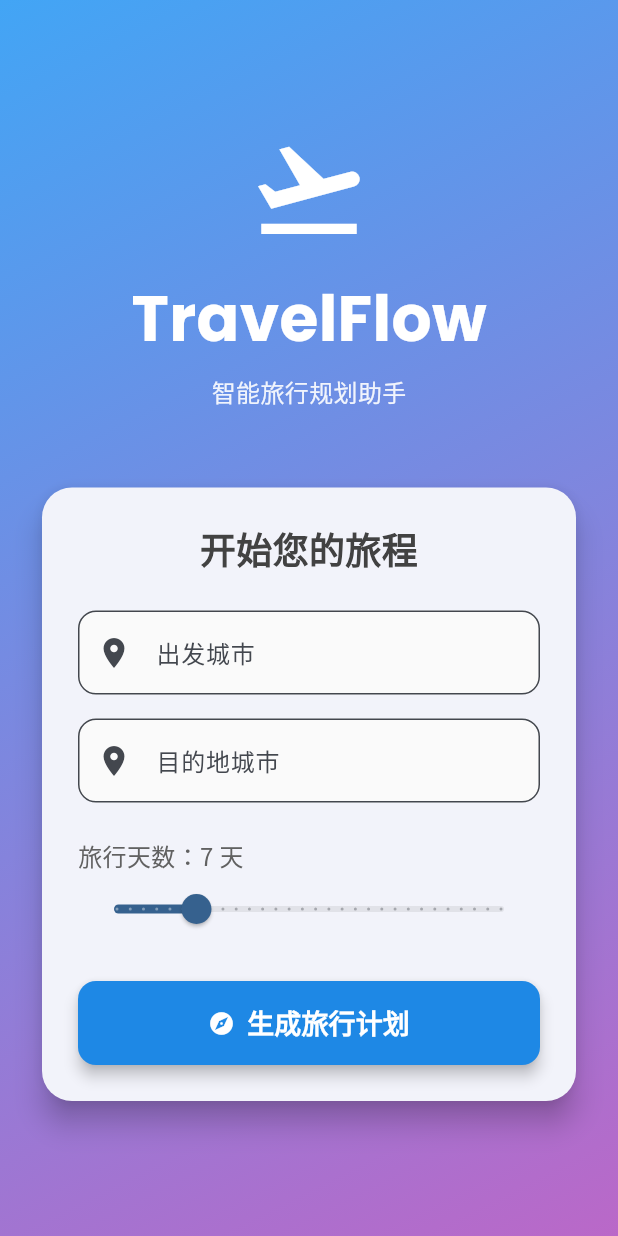
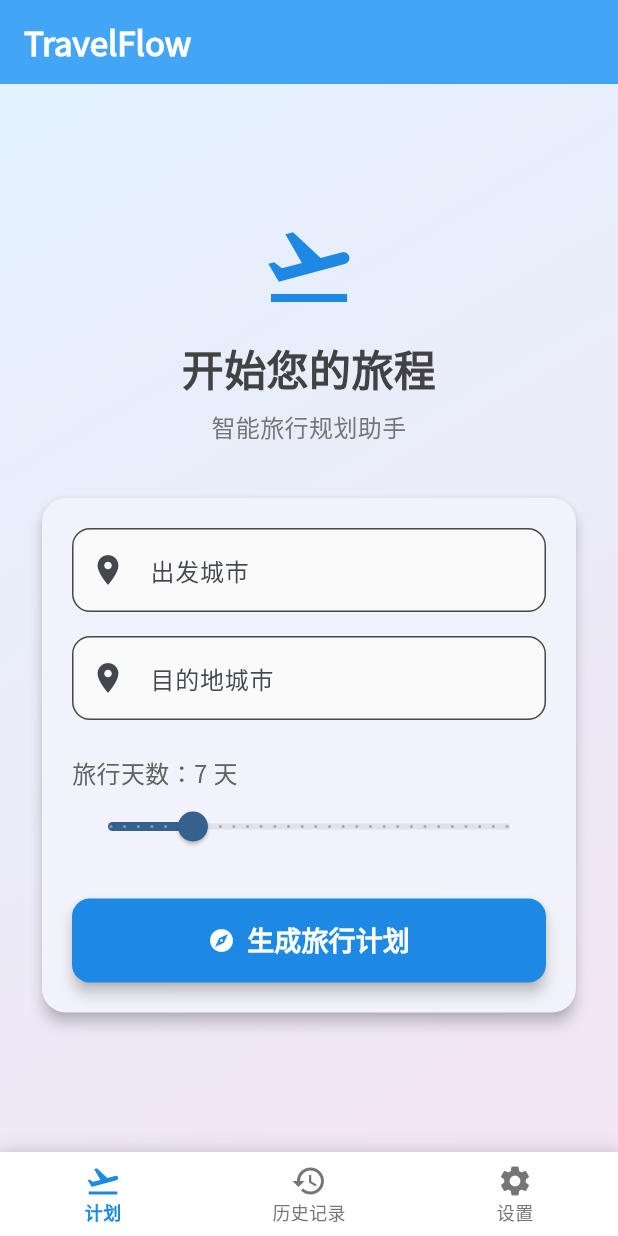
Before and after one commit to orvice/travelflow, a Flutter app: the screen it shows after launch, on a phone screen of 412 x 824 dp. Run offline on Flutter 3.47's test engine with Material 3 defaults, Android fonts, the light colour scheme and no system bars; our stand-ins replace google_fonts.

Commit message:
重构主屏幕，添加历史记录和设置屏幕，更新主页和导航逻辑

```diff
--- a/lib/main.dart
+++ b/lib/main.dart
@@ -1,6 +1,6 @@
 import 'package:flutter/material.dart';
 import 'package:google_fonts/google_fonts.dart';
-import 'screens/home_screen.dart';
+import 'screens/main_screen.dart';
 
 void main() {
   runApp(const TravelFlowApp());
@@ -22,7 +22,7 @@
         useMaterial3: true,
         textTheme: GoogleFonts.notoSansScTextTheme(),
       ),
-      home: const HomeScreen(),
+      home: const MainScreen(),
     );
   }
 }
--- a/lib/screens/home_screen.dart
+++ b/lib/screens/home_screen.dart
@@ -57,10 +57,7 @@ class _HomeScreenState extends State<HomeScreen> {
           });
 
           ScaffoldMessenger.of(context).showSnackBar(
-            SnackBar(
-              content: Text('Error: $e'),
-              backgroundColor: Colors.red,
-            ),
+            SnackBar(content: Text('Error: $e'), backgroundColor: Colors.red),
           );
         }
       }
@@ -70,18 +67,22 @@ class _HomeScreenState extends State<HomeScreen> {
   @override
   Widget build(BuildContext context) {
     return Scaffold(
+      appBar: AppBar(
+        title: Text(
+          'TravelFlow',
+          style: GoogleFonts.notoSansSc(fontWeight: FontWeight.w600),
+        ),
+        backgroundColor: Colors.blue.shade400,
+        foregroundColor: Colors.white,
+      ),
       body: Container(
         decoration: BoxDecoration(
           gradient: LinearGradient(
             begin: Alignment.topLeft,
             end: Alignment.bottomRight,
-            colors: [
-              Colors.blue.shade400,
-              Colors.purple.shade300,
-            ],
+            colors: [Colors.blue.shade50, Colors.purple.shade50],
           ),
         ),
-        child: SafeArea(
         child: Center(
           child: SingleChildScrollView(
             padding: const EdgeInsets.all(24.0),
@@ -91,52 +92,43 @@ class _HomeScreenState extends State<HomeScreen> {
                 // App Title
                 Icon(
                   Icons.flight_takeoff,
-                    size: 80,
-                    color: Colors.white,
+                  size: 64,
+                  color: Colors.blue.shade600,
                 ),
                 const SizedBox(height: 16),
                 Text(
-                    'TravelFlow',
-                    style: GoogleFonts.poppins(
-                      fontSize: 42,
+                  '开始您的旅程',
+                  style: GoogleFonts.notoSansSc(
+                    fontSize: 28,
                     fontWeight: FontWeight.bold,
-                      color: Colors.white,
+                    color: Colors.grey.shade800,
                   ),
+                  textAlign: TextAlign.center,
                 ),
                 const SizedBox(height: 8),
                 Text(
                   '智能旅行规划助手',
                   style: GoogleFonts.notoSansSc(
                     fontSize: 16,
-                      color: Colors.white.withOpacity(0.9),
+                    color: Colors.grey.shade600,
                   ),
+                  textAlign: TextAlign.center,
                 ),
-                  const SizedBox(height: 48),
+                const SizedBox(height: 32),
 
                 // Form Card
                 Card(
-                    elevation: 8,
+                  elevation: 4,
                   shape: RoundedRectangleBorder(
-                      borderRadius: BorderRadius.circular(20),
+                    borderRadius: BorderRadius.circular(16),
                   ),
                   child: Padding(
-                      padding: const EdgeInsets.all(24.0),
+                    padding: const EdgeInsets.all(20.0),
                     child: Form(
                       key: _formKey,
                       child: Column(
                         crossAxisAlignment: CrossAxisAlignment.stretch,
                         children: [
-                            Text(
-                              '开始您的旅程',
-                              style: GoogleFonts.notoSansSc(
-                                fontSize: 24,
-                                fontWeight: FontWeight.bold,
-                                color: Colors.grey.shade800,
-                              ),
-                              textAlign: TextAlign.center,
-                            ),
-                            const SizedBox(height: 24),
-
                           // Departure City
                           TextFormField(
                             controller: _departureCityController,
@@ -208,7 +200,8 @@ class _HomeScreenState extends State<HomeScreen> {
                           SizedBox(
                             height: 56,
                             child: ElevatedButton(
-                                onPressed: _isLoading ? null : _generateTravelPlan,
+                              onPressed:
+                                  _isLoading ? null : _generateTravelPlan,
                               style: ElevatedButton.styleFrom(
                                 backgroundColor: Colors.blue.shade600,
                                 foregroundColor: Colors.white,
@@ -217,7 +210,8 @@ class _HomeScreenState extends State<HomeScreen> {
                                 ),
                                 elevation: 4,
                               ),
-                                child: _isLoading
+                              child:
+                                  _isLoading
                                       ? const SizedBox(
                                         height: 24,
                                         width: 24,
@@ -227,7 +221,8 @@ class _HomeScreenState extends State<HomeScreen> {
                                         ),
                                       )
                                       : Row(
-                                        mainAxisAlignment: MainAxisAlignment.center,
+                                        mainAxisAlignment:
+                                            MainAxisAlignment.center,
                                         children: [
                                           const Icon(Icons.explore),
                                           const SizedBox(width: 8),
@@ -252,7 +247,6 @@ class _HomeScreenState extends State<HomeScreen> {
           ),
         ),
       ),
-      ),
     );
   }
 }
--- /dev/null
+++ b/lib/screens/main_screen.dart
@@ -0,0 +1,89 @@
+import 'package:flutter/material.dart';
+import 'package:google_fonts/google_fonts.dart';
+import 'home_screen.dart';
+import 'history_screen.dart';
+import 'settings_screen.dart';
+
+class MainScreen extends StatefulWidget {
+  const MainScreen({super.key});
+
+  @override
+  State<MainScreen> createState() => _MainScreenState();
+}
+
+class _MainScreenState extends State<MainScreen> {
+  int _currentIndex = 0;
+
+  final List<Widget> _screens = [
+    const HomeScreen(),
+    const HistoryScreen(),
+    const SettingsScreen(),
+  ];
+
+  @override
+  Widget build(BuildContext context) {
+    return Scaffold(
+      body: _screens[_currentIndex],
+      bottomNavigationBar: Container(
+        decoration: BoxDecoration(
+          boxShadow: [
+            BoxShadow(
+              color: Colors.black.withValues(alpha: 0.1),
+              blurRadius: 10,
+              offset: const Offset(0, -2),
+            ),
+          ],
+        ),
+        child: BottomNavigationBar(
+          currentIndex: _currentIndex,
+          onTap: (index) {
+            setState(() {
+              _currentIndex = index;
+            });
+          },
+          backgroundColor: Colors.white,
+          selectedItemColor: Colors.blue.shade600,
+          unselectedItemColor: Colors.grey.shade600,
+          selectedLabelStyle: GoogleFonts.notoSansSc(
+            fontWeight: FontWeight.w600,
+            fontSize: 12,
+          ),
+          unselectedLabelStyle: GoogleFonts.notoSansSc(fontSize: 12),
+          type: BottomNavigationBarType.fixed,
+          items: [
+            BottomNavigationBarItem(
+              icon: Icon(
+                Icons.flight_takeoff,
+                color:
+                    _currentIndex == 0
+                        ? Colors.blue.shade600
+                        : Colors.grey.shade600,
+              ),
+              label: '计划',
+            ),
+            BottomNavigationBarItem(
+              icon: Icon(
+                Icons.history,
+                color:
+                    _currentIndex == 1
+                        ? Colors.blue.shade600
+                        : Colors.grey.shade600,
+              ),
+              label: '历史记录',
+            ),
+            BottomNavigationBarItem(
+              icon: Icon(
+                Icons.settings,
+                color:
+                    _currentIndex == 2
+                        ? Colors.blue.shade600
+                        : Colors.grey.shade600,
+              ),
+              label: '设置',
+            ),
+          ],
+        ),
+      ),
+    );
+  }
+}
```
Also changed, not shown: lib/screens/history_screen.dart (added, +47 -0 lines), lib/screens/settings_screen.dart (added, +133 -0 lines). Lines whose indentation alone changed are shown as unchanged.
